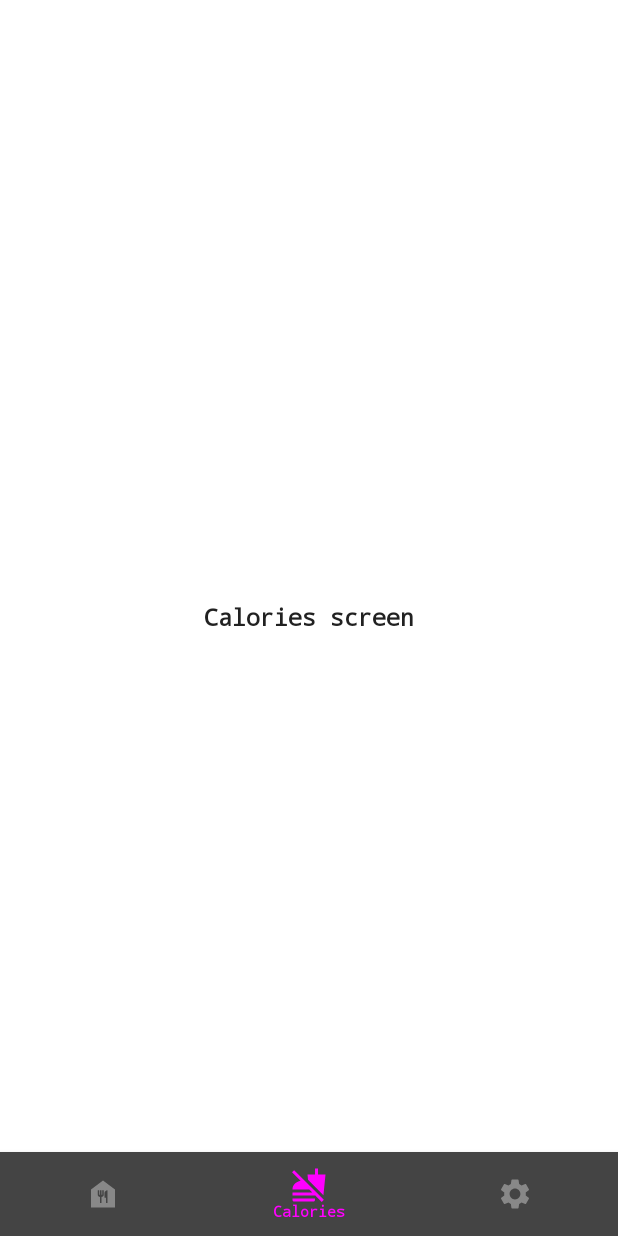
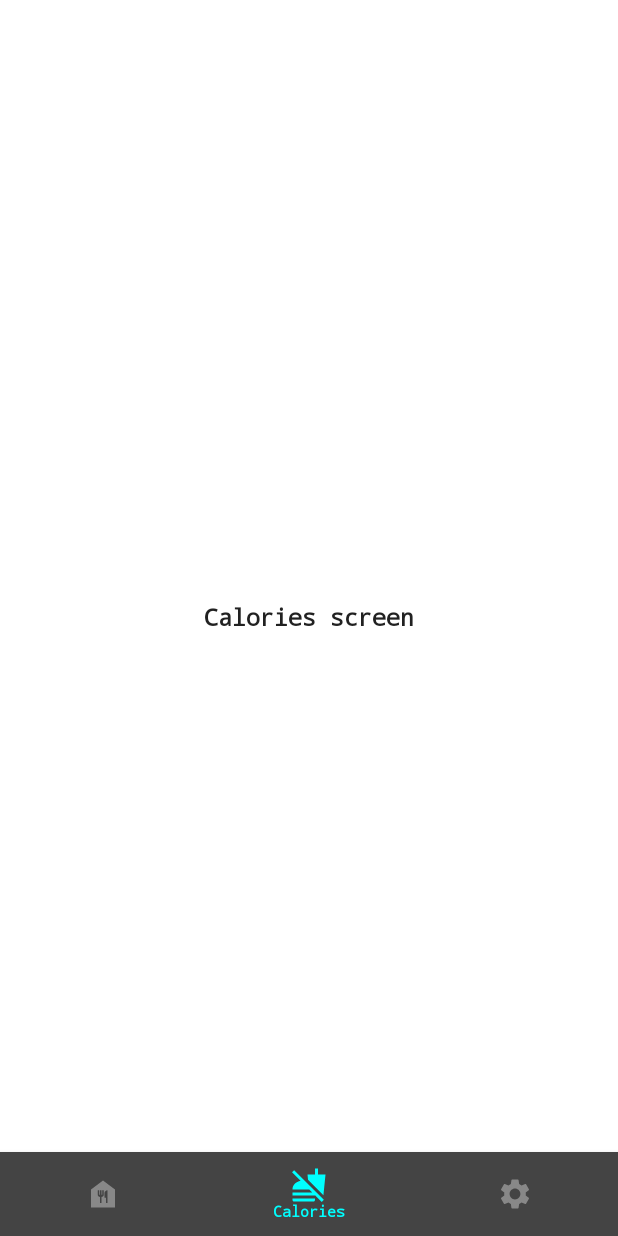
Before and after one commit to Capybara-Dev-Team/ProShaped-app, an Android app built with Jetpack Compose: the calories screen opened through its navigation route, on a phone screen of 412 x 824 dp. Run offline under Robolectric (Android 15) with nearby library versions, the phone set to English and light mode, and no system bars.

Commit message:
beta Cosmin2

```diff
--- a/ProShaped/app/src/main/java/com/example/proshapedapp/MainActivity.kt
+++ b/ProShaped/app/src/main/java/com/example/proshapedapp/MainActivity.kt
@@ -116,7 +116,7 @@ fun BottomNavigationBar(
             BottomNavigationItem(
                 selected = selected,
                 onClick = { onItemClick(item) },
-                selectedContentColor = Color.Magenta,
+                selectedContentColor = Color.Cyan,
                 unselectedContentColor = Color.Gray,
                 icon = {
                     Column(horizontalAlignment = CenterHorizontally) {
```
